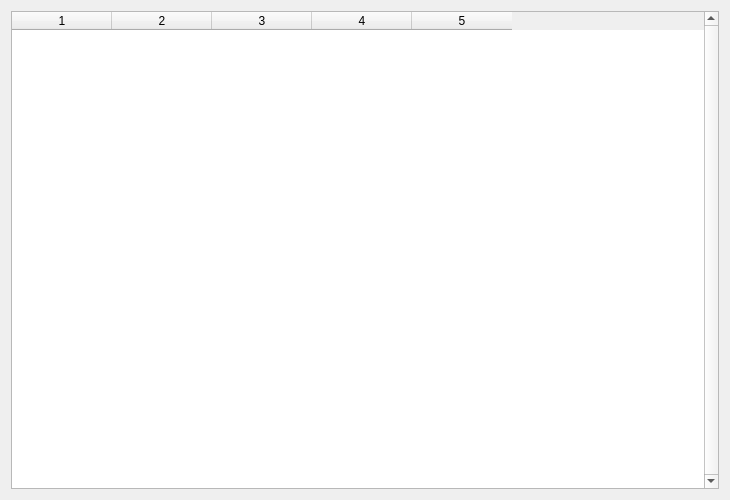
First picture: the form in source/ui/resources/FlightsListWindow.ui, repository Vatsinator/vatsinator-legacy, before the edit.
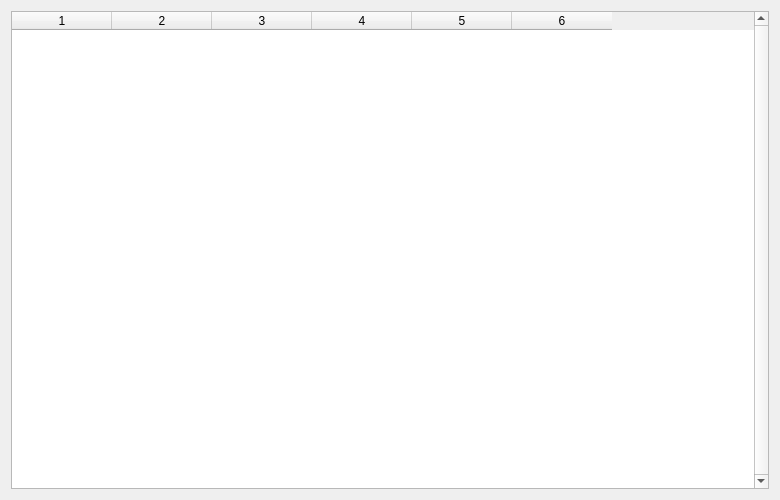
Second picture: the form after the edit. Icons and pictures are not drawn.

Patch:
```diff
--- a/source/ui/resources/FlightsListWindow.ui
+++ b/source/ui/resources/FlightsListWindow.ui
@@ -6,7 +6,7 @@
    <rect>
     <x>0</x>
     <y>0</y>
-    <width>730</width>
+    <width>780</width>
     <height>500</height>
    </rect>
   </property>
@@ -29,6 +29,15 @@
      <property name="showDropIndicator" stdset="0">
       <bool>false</bool>
      </property>
+     <property name="dragDropOverwriteMode">
+      <bool>false</bool>
+     </property>
+     <property name="alternatingRowColors">
+      <bool>false</bool>
+     </property>
+     <property name="selectionMode">
+      <enum>QAbstractItemView::SingleSelection</enum>
+     </property>
      <property name="selectionBehavior">
       <enum>QAbstractItemView::SelectRows</enum>
      </property>
@@ -42,7 +51,7 @@
       <bool>false</bool>
      </property>
      <property name="columnCount">
-      <number>5</number>
+      <number>6</number>
      </property>
      <attribute name="verticalHeaderVisible">
       <bool>false</bool>
@@ -52,6 +61,7 @@
      <column/>
      <column/>
      <column/>
+     <column/>
     </widget>
    </item>
   </layout>
```
Left out of the diff: 5 changed lines with no effect on the pictures.
